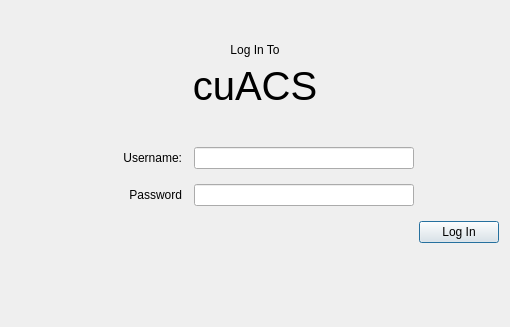
Qt form app/LoginWindow/LoginWindow.ui (lfroms/cuacs) before a commit.
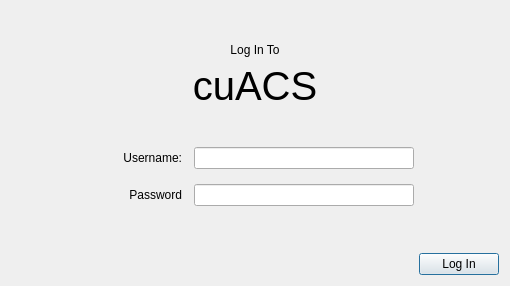
The same form after that commit.

Commit message: Adjust LoginWindow layout

Diff of the .ui file:
```diff
--- a/app/LoginWindow/LoginWindow.ui
+++ b/app/LoginWindow/LoginWindow.ui
@@ -7,13 +7,19 @@
     <x>0</x>
     <y>0</y>
     <width>510</width>
-    <height>327</height>
+    <height>286</height>
    </rect>
   </property>
   <property name="minimumSize">
    <size>
     <width>510</width>
-    <height>327</height>
+    <height>286</height>
+   </size>
+  </property>
+  <property name="maximumSize">
+   <size>
+    <width>510</width>
+    <height>287</height>
    </size>
   </property>
   <property name="windowTitle">
@@ -76,7 +82,7 @@
       </layout>
      </item>
      <item>
-      <layout class="QVBoxLayout" name="Form" stretch="0,0,1,0">
+      <layout class="QVBoxLayout" name="Form" stretch="0,0,0,1">
        <property name="spacing">
         <number>15</number>
        </property>
@@ -210,30 +216,6 @@
          </item>
         </layout>
        </item>
-       <item>
-        <layout class="QHBoxLayout" name="Actions">
-         <item>
-          <spacer name="horizontalSpacer_5">
-           <property name="orientation">
-            <enum>Qt::Horizontal</enum>
-           </property>
-           <property name="sizeHint" stdset="0">
-            <size>
-             <width>40</width>
-             <height>20</height>
-            </size>
-           </property>
-          </spacer>
-         </item>
-         <item>
-          <widget class="QPushButton" name="logInButton">
-           <property name="text">
-            <string>Log In</string>
-           </property>
-          </widget>
-         </item>
-        </layout>
-       </item>
        <item>
         <spacer name="verticalSpacer">
          <property name="orientation">
@@ -247,6 +229,30 @@
          </property>
         </spacer>
        </item>
+       <item>
+        <layout class="QHBoxLayout" name="Actions">
+         <item>
+          <spacer name="horizontalSpacer_5">
+           <property name="orientation">
+            <enum>Qt::Horizontal</enum>
+           </property>
+           <property name="sizeHint" stdset="0">
+            <size>
+             <width>40</width>
+             <height>20</height>
+            </size>
+           </property>
+          </spacer>
+         </item>
+         <item>
+          <widget class="QPushButton" name="logInButton">
+           <property name="text">
+            <string>Log In</string>
+           </property>
+          </widget>
+         </item>
+        </layout>
+       </item>
       </layout>
      </item>
     </layout>
```
The commit also changes 1 other file.
